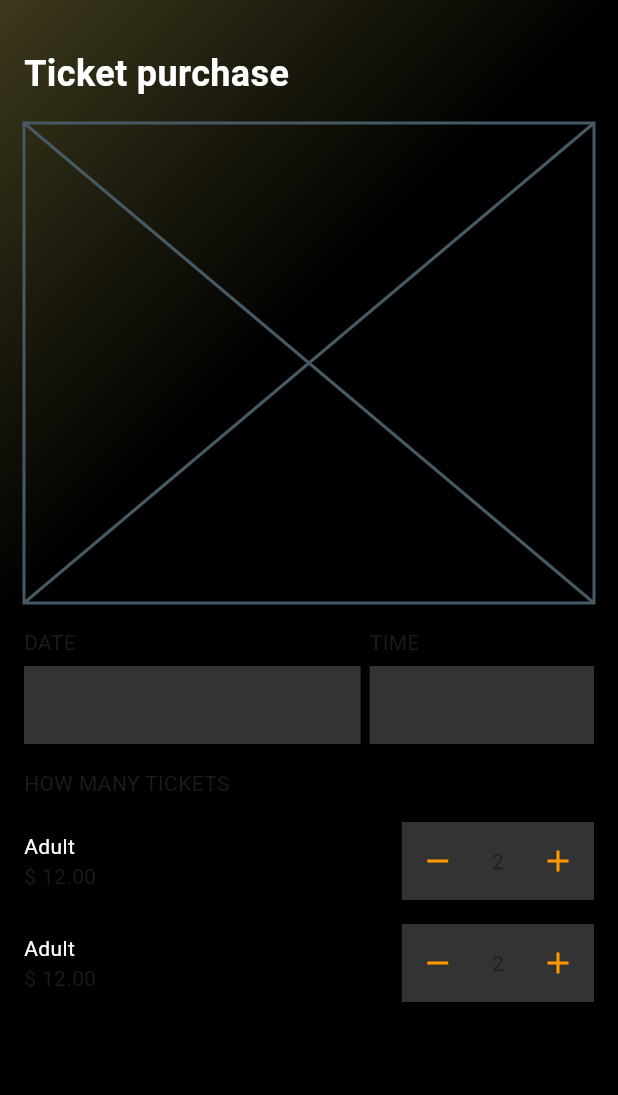
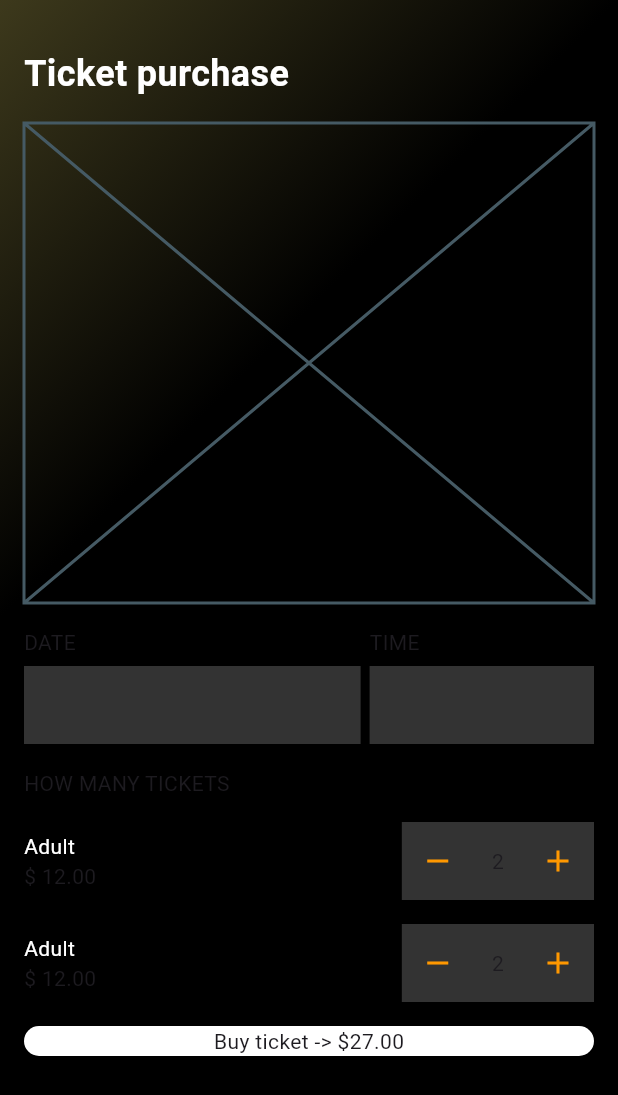
Before and after one commit to JAICHANGPARK/flutter_notebook_chapter_43, a Flutter app: the EventPurchasePage screen opened directly, on a phone screen of 412 x 824 dp. Shown: the top 1095 px of the screen. Run offline on Flutter 3.47's test engine with Material 3 defaults, Android fonts, the phone set to English and light mode, and no system bars; our stand-ins replace gap, hugeicons, percent_indicator.

Commit message:
Update event_purchase_page.dart

```diff
--- a/lib/ep2186_event_app/ui/event_purchase_page.dart
+++ b/lib/ep2186_event_app/ui/event_purchase_page.dart
@@ -175,6 +175,10 @@ class _EventPurchasePageState extends State<EventPurchasePage> {
                   Container(
                     decoration: ShapeDecoration(
                       shape: StadiumBorder(),
+                      color: Colors.white,
+                    ),
+                    child: Center(
+                      child: Text("Buy ticket -> \$27.00"),
                     ),
                   )
                 ],
```
